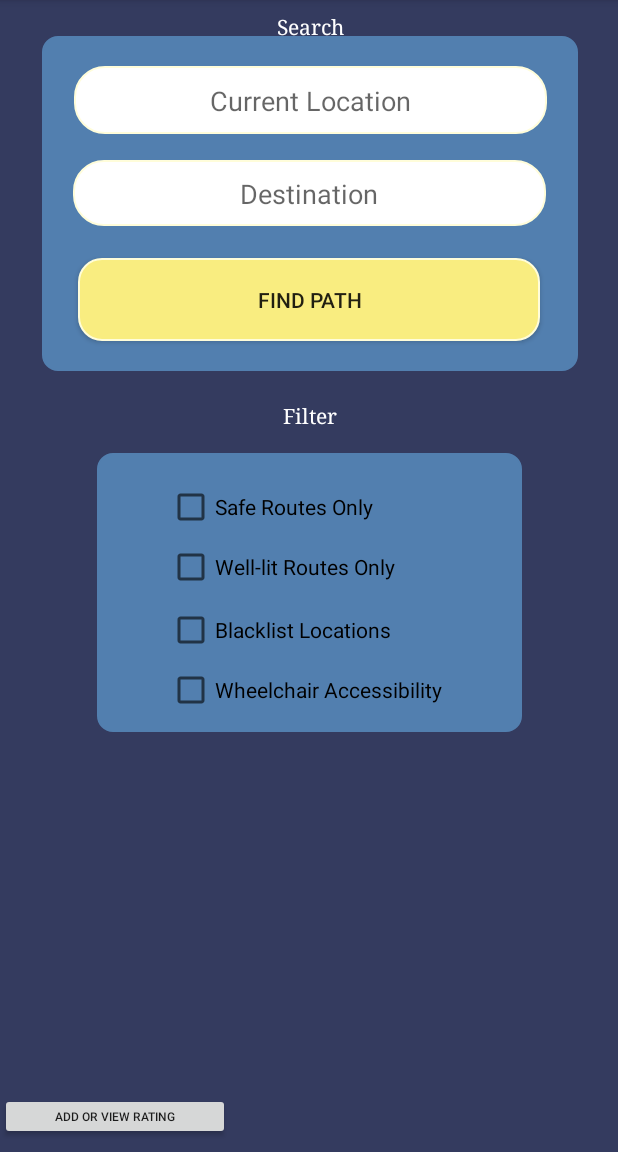
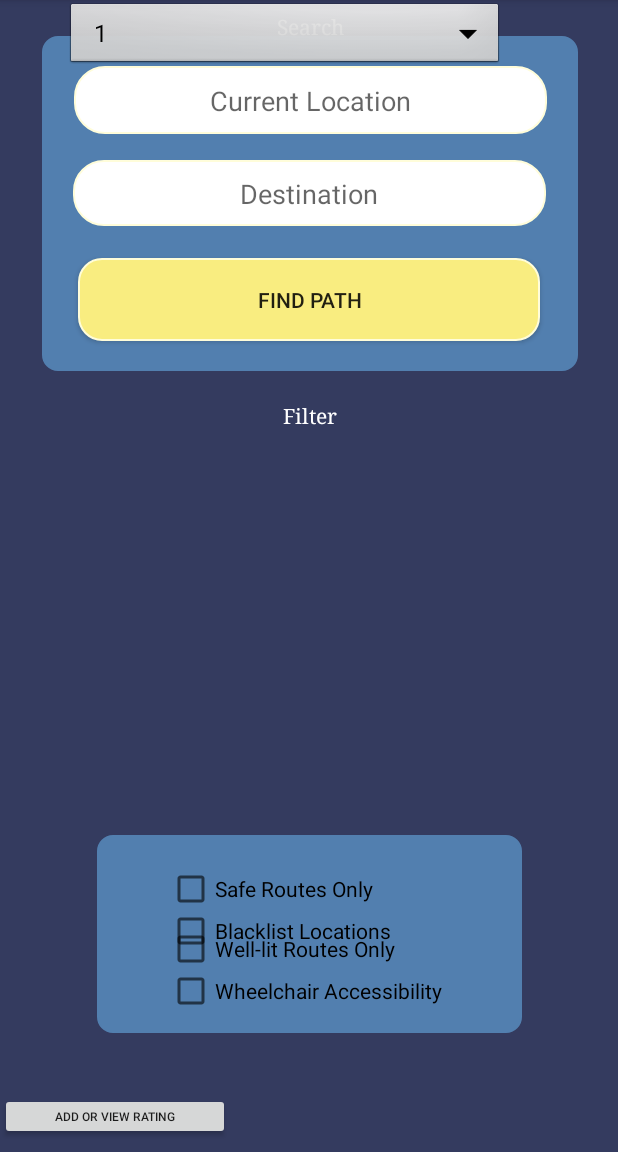
Before and after one commit to esguo/MAPS, an Android app: the screen it shows after launch (MainActivity), on a phone screen of 412 x 824 dp, the part 84-1236 px from its top. Run offline under Robolectric (Android 15) with nearby library versions, the phone set to English and light mode, and no system bars.

Commit message:
add drop down

```diff
--- a/app/src/main/java/com/ttmaps/maps/MainActivity.java
+++ b/app/src/main/java/com/ttmaps/maps/MainActivity.java
@@ -17,6 +17,7 @@ import android.widget.BaseAdapter;
 import android.widget.Button;
 import android.widget.ImageView;
 import android.widget.ListView;
+import android.widget.Spinner;
 import android.widget.RelativeLayout;
 import android.widget.TextView;
 import android.widget.Toast;
@@ -102,6 +103,12 @@ public class MainActivity extends AppCompatActivity {
                 selectItemFromDrawer(position);
             }
         });
+
+        Spinner dropdown = (Spinner)findViewById(R.id.spinner1);
+        String[] items = new String[]{"1", "2", "three"};
+        ArrayAdapter<String> adapter1 = new ArrayAdapter<String>(this, android.R.layout.simple_spinner_dropdown_item, items);
+        dropdown.setAdapter(adapter1);
+
 
         String poi1 = db.getAllPOIs();
         Log.d("INFO OF ALL POIS: ", poi1);
--- a/app/src/main/res/layout/activity_main.xml
+++ b/app/src/main/res/layout/activity_main.xml
@@ -37,7 +37,7 @@
             android:id="@+id/viewPathSearch2"
             class="android.support.v4.widget.DrawerLayout"
             android:layout_width="283dp"
-            android:layout_height="186dp"
+            android:layout_height="132dp"
             android:layout_marginBottom="8dp"
             android:background="@drawable/rounded_corner2"
             app:layout_constraintBottom_toBottomOf="parent"
@@ -45,7 +45,7 @@
             app:layout_constraintHorizontal_bias="0.504"
             app:layout_constraintStart_toStartOf="parent"
             app:layout_constraintTop_toBottomOf="@+id/searchPathLabel2"
-            app:layout_constraintVertical_bias="0.06" />
+            app:layout_constraintVertical_bias="0.793" />
 
         <AutoCompleteTextView
             android:id="@+id/input"
@@ -193,6 +193,16 @@
             app:layout_constraintEnd_toEndOf="@+id/viewPathSearch2"
             app:layout_constraintStart_toStartOf="@+id/viewPathSearch2" />
 
+        <Spinner
+            android:id="@+id/spinner1"
+            android:layout_width="292dp"
+            android:layout_height="47dp"
+            android:layout_marginStart="44dp"
+            android:background="@android:drawable/btn_dropdown"
+            android:spinnerMode="dropdown"
+            app:layout_constraintStart_toStartOf="parent"
+            tools:layout_editor_absoluteY="295dp" />
+
     </android.support.constraint.ConstraintLayout>
 
     <RelativeLayout
```
